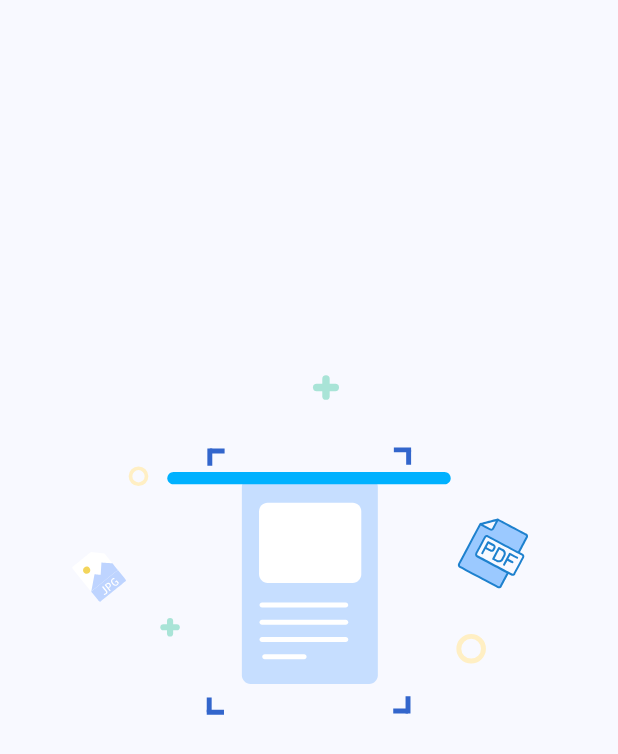
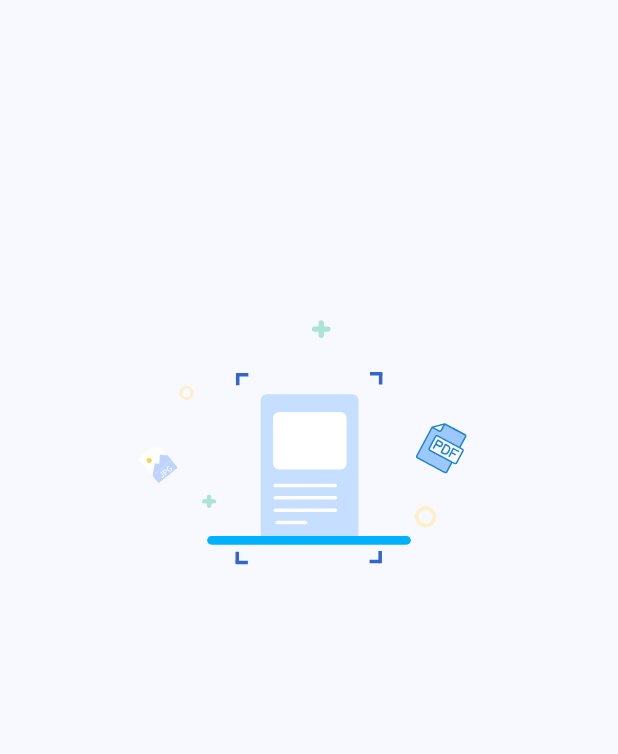
Before and after one commit to zainsh098/ui_fyp, a Flutter app: the first screen one second after launch, on a phone screen of 412 x 824 dp. Shown: the top 754 px of the screen. Run offline on Flutter 3.47's test engine with Material 2 defaults, Android fonts, the phone set to English and light mode, and no system bars; our stand-ins replace animated_text_kit, flutter_onboarding_slider, flutter_svg, google_fonts, lottie, responsive_sizer.

Commit message:
changes on splash screen

```diff
--- /dev/null
+++ b/lib/res/colors.dart
@@ -0,0 +1,12 @@
+import 'package:flutter/material.dart';
+
+
+class AppColors{
+
+
+
+
+
+
+
+}
--- a/lib/screens/splash/splash_screen.dart
+++ b/lib/screens/splash/splash_screen.dart
@@ -1,11 +1,12 @@
 import 'package:flutter/material.dart';
 import 'package:flutter/services.dart';
-import 'package:google_fonts/google_fonts.dart';
+
 import 'package:lottie/lottie.dart';
 
 import 'package:animated_text_kit/animated_text_kit.dart';
-import 'package:ui_fyp/screens/onboarding_screen/onboarding_screen.dart';
 
+
+import '../../res/font_styles.dart';
 
 class SplashScreen extends StatefulWidget {
   const SplashScreen({super.key});
@@ -13,9 +14,10 @@ class SplashScreen extends StatefulWidget {
   @override
   State<SplashScreen> createState() => _SplashScreenState();
 }
+
 class _SplashScreenState extends State<SplashScreen> {
   bool showScaney = false;
-  bool showCaption=false;
+  bool showCaption = false;
 
   @override
   void initState() {
@@ -25,28 +27,25 @@ class _SplashScreenState extends State<SplashScreen> {
     Future.delayed(const Duration(seconds: 3), () {
       setState(() {
         showScaney = true;
-
-
       });
     });
 
     Future.delayed(const Duration(seconds: 2), () {
       setState(() {
-        showCaption= true;
+        showCaption = true;
       });
     });
-    Future.delayed(const Duration(seconds: 7), () {
-      setState(() {
-
-        Navigator.push(context, MaterialPageRoute(builder: (context) => const OnboradingScreen(),));
-
-      });
-    });
+    // Future.delayed(const Duration(seconds: 7), () {
+    //   setState(() {
+    //
+    //     Navigator.push(context, MaterialPageRoute(builder: (context) => const OnboradingScreen(),));
+    //
+    //   });
+    // });
   }
 
   @override
   Widget build(BuildContext context) {
-
     final height = MediaQuery.of(context).size.height;
     final width = MediaQuery.of(context).size.width;
 
@@ -63,14 +62,15 @@ class _SplashScreenState extends State<SplashScreen> {
                     child: AnimatedContainer(
                       duration: const Duration(seconds: 1),
                       curve: Curves.easeOut,
-                      transform: Matrix4.translationValues(0, showScaney ? -height * 0.15 : 0, 0),
+                      transform: Matrix4.translationValues(
+                          0, showScaney ? -height * 0.10 : 0, 0),
                       child: SizedBox(
-                        height: height * 0.32,
-                        width: width * 0.92,
+                        height: height * 0.23,
+                        width: width * 0.85,
                         child: Lottie.asset(
                           'assets/file.json',
                           reverse: true,
-                          repeat: true,
+                          repeat: false,
                           filterQuality: FilterQuality.high,
                         ),
                       ),
@@ -80,11 +80,10 @@ class _SplashScreenState extends State<SplashScreen> {
                 AnimatedOpacity(
                   duration: const Duration(seconds: 1),
                   opacity: showScaney ? 1.0 : 0.0,
-                  child: Center(
                   child: Column(
                     children: [
-                        Container(
-                          padding: const EdgeInsets.only(bottom: 50), // Add padding above "scaney.z"
+                      Padding(
+                        padding: const EdgeInsets.only(bottom: 200),
                         child: Row(
                           mainAxisAlignment: MainAxisAlignment.center,
                           children: [
@@ -94,28 +93,27 @@ class _SplashScreenState extends State<SplashScreen> {
                               animatedTexts: [
                                 WavyAnimatedText(
                                   'scaney',
-                                    textStyle: GoogleFonts.poppins(
-                                      fontStyle: FontStyle.italic,
-                                      fontWeight: FontWeight.bold,
+                                  textStyle: TextStyle(
+                                    fontFamily: FontStyles.CarosSoftExtraBold,
                                     fontSize: 40,
                                   ),
                                   speed: const Duration(milliseconds: 900),
                                 ),
                               ],
                             ),
-                              const SizedBox(width: 3,),
+                            const SizedBox(
+                              width: 3,
+                            ),
                             AnimatedTextKit(
                               isRepeatingAnimation: false,
                               pause: const Duration(milliseconds: 600),
                               animatedTexts: [
                                 WavyAnimatedText(
                                   '.Z',
-                                    textStyle: GoogleFonts.poppins(
-                                      fontStyle: FontStyle.italic,
-                                      fontWeight: FontWeight.bold,
-                                      color: Colors.blue,
-                                      fontSize: 50,
-                                    ),
+                                  textStyle: TextStyle(
+                                      fontFamily: FontStyles.CarosSoftBold,
+                                      fontSize: 15,
+                                      color: Colors.blue),
                                   speed: const Duration(milliseconds: 2800),
                                 ),
                               ],
@@ -126,39 +124,30 @@ class _SplashScreenState extends State<SplashScreen> {
                     ],
                   ),
                 ),
+                const SizedBox(
+                  height: 10,
                 ),
-                const SizedBox(height: 10,),
               ],
             ),
-
-            if(showCaption)
-
+            if (showCaption)
               Align(
                 alignment: Alignment.bottomCenter,
                 child: Padding(
                   padding: const EdgeInsets.only(bottom: 20),
                   child: AnimatedTextKit(
-
-
                     isRepeatingAnimation: true,
                     animatedTexts: [
                       TyperAnimatedText(
                         'Made With ❤️ by Zain ',
-                          textStyle: GoogleFonts.roboto(
-                            color: Colors.black,
-                            fontWeight: FontWeight.w500,
-                            fontSize: 12,
-                          ),
+                        textStyle: TextStyle(
+                            fontFamily: FontStyles.CarosSoftExtraBold,
+                            fontSize: 10),
                         speed: const Duration(milliseconds: 100),
                       ),
                     ],
                   ),
                 ),
               ),
-
-
-
-
           ],
         ),
       ),
```
Lines whose indentation alone changed are shown as unchanged.
